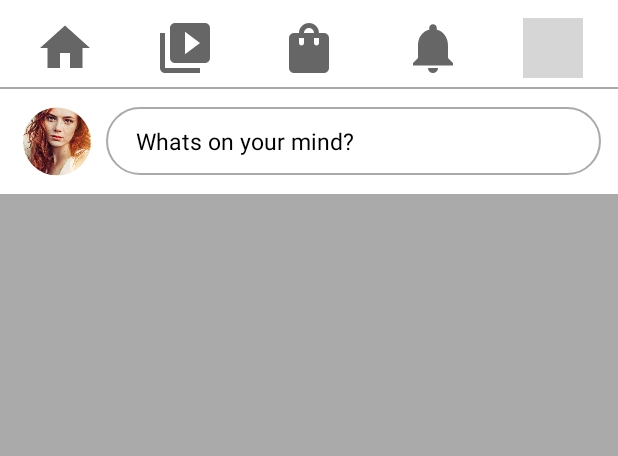
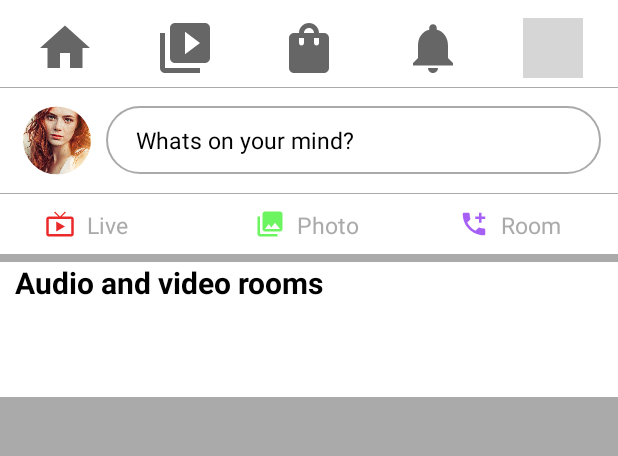
Before and after one commit to quanghanguyen/facebookUI, an Android app: the screen it shows after launch (MainActivity), on a phone screen of 412 x 824 dp, the part 78-534 px from its top. Run offline under Robolectric (Android 15) with nearby library versions, the phone set to English and light mode, and no system bars; our stand-ins replace CircleImageView; 1 statement that could not run was skipped; grey boxes are pictures that could not be loaded.

Commit message:
master-c4-04-03

```diff
--- /dev/null
+++ b/app/src/main/res/drawable/ic_baseline_add_ic_call_24.xml
@@ -0,0 +1,5 @@
+<vector android:height="24dp" android:tint="#A660F5"
+    android:viewportHeight="24" android:viewportWidth="24"
+    android:width="24dp" xmlns:android="http://schemas.android.com/apk/res/android">
+    <path android:fillColor="@android:color/white" android:pathData="M20,15.5c-1.25,0 -2.45,-0.2 -3.57,-0.57 -0.35,-0.11 -0.74,-0.03 -1.02,0.24l-2.2,2.2c-2.83,-1.44 -5.15,-3.75 -6.59,-6.59l2.2,-2.21c0.28,-0.26 0.36,-0.65 0.25,-1C8.7,6.45 8.5,5.25 8.5,4c0,-0.55 -0.45,-1 -1,-1H4c-0.55,0 -1,0.45 -1,1 0,9.39 7.61,17 17,17 0.55,0 1,-0.45 1,-1v-3.5c0,-0.55 -0.45,-1 -1,-1zM21,6h-3V3h-2v3h-3v2h3v3h2V8h3z"/>
+</vector>
--- /dev/null
+++ b/app/src/main/res/drawable/ic_baseline_live_tv_24.xml
@@ -0,0 +1,5 @@
+<vector android:height="24dp" android:tint="#EA2A2A"
+    android:viewportHeight="24" android:viewportWidth="24"
+    android:width="24dp" xmlns:android="http://schemas.android.com/apk/res/android">
+    <path android:fillColor="@android:color/white" android:pathData="M21,6h-7.59l3.29,-3.29L16,2l-4,4 -4,-4 -0.71,0.71L10.59,6L3,6c-1.1,0 -2,0.89 -2,2v12c0,1.1 0.9,2 2,2h18c1.1,0 2,-0.9 2,-2L23,8c0,-1.11 -0.9,-2 -2,-2zM21,20L3,20L3,8h18v12zM9,10v8l7,-4z"/>
+</vector>
--- /dev/null
+++ b/app/src/main/res/drawable/ic_baseline_photo_library_24.xml
@@ -0,0 +1,5 @@
+<vector android:height="24dp" android:tint="#6CF560"
+    android:viewportHeight="24" android:viewportWidth="24"
+    android:width="24dp" xmlns:android="http://schemas.android.com/apk/res/android">
+    <path android:fillColor="@android:color/white" android:pathData="M22,16L22,4c0,-1.1 -0.9,-2 -2,-2L8,2c-1.1,0 -2,0.9 -2,2v12c0,1.1 0.9,2 2,2h12c1.1,0 2,-0.9 2,-2zM11,12l2.03,2.71L16,11l4,5L8,16l3,-4zM2,6v14c0,1.1 0.9,2 2,2h14v-2L4,20L4,6L2,6z"/>
+</vector>
--- a/app/src/main/res/drawable/ic_baseline_shopping_bag_24.xml
+++ b/app/src/main/res/drawable/ic_baseline_shopping_bag_24.xml
@@ -5,6 +5,6 @@
     android:viewportHeight="24"
     android:tint="?attr/colorControlNormal">
   <path
-      android:fillColor="@android:color/black"
+      android:fillColor="@android:color/darker_gray"
       android:pathData="M18,6h-2c0,-2.21 -1.79,-4 -4,-4S8,3.79 8,6H6C4.9,6 4,6.9 4,8v12c0,1.1 0.9,2 2,2h12c1.1,0 2,-0.9 2,-2V8C20,6.9 19.1,6 18,6zM10,10c0,0.55 -0.45,1 -1,1s-1,-0.45 -1,-1V8h2V10zM12,4c1.1,0 2,0.9 2,2h-4C10,4.9 10.9,4 12,4zM16,10c0,0.55 -0.45,1 -1,1s-1,-0.45 -1,-1V8h2V10z"/>
 </vector>
--- a/app/src/main/res/layout/activity_main.xml
+++ b/app/src/main/res/layout/activity_main.xml
@@ -107,16 +107,14 @@
 
         </RelativeLayout>
 
-
-
-
     </RelativeLayout>
 
     <RelativeLayout
+        android:id="@+id/rlStatus"
         android:layout_width="match_parent"
         android:layout_height="70dp"
         android:layout_below="@+id/rlTitle"
-        android:layout_marginTop="1dp"
+        android:layout_marginTop="0.5dp"
         android:background="@color/white">
 
         <de.hdodenhof.circleimageview.CircleImageView
@@ -147,6 +145,145 @@
 
     </RelativeLayout>
 
+    <RelativeLayout
+        android:id="@+id/rlOption"
+        android:layout_width="match_parent"
+        android:layout_height="40dp"
+        android:layout_below="@+id/rlStatus"
+        android:layout_marginTop="0.5dp"
+        android:background="@color/white">
+
+        <RelativeLayout
+            android:id="@+id/rlLive"
+            android:layout_width="140dp"
+            android:layout_height="match_parent">
+
+            <RelativeLayout
+                android:layout_width="80dp"
+                android:layout_height="20dp"
+                android:layout_centerInParent="true">
+
+                <ImageView
+                    android:id="@+id/ivLive"
+                    android:layout_width="20dp"
+                    android:layout_height="match_parent"
+                    android:src="@drawable/ic_baseline_live_tv_24" />
+
+                <TextView
+                    android:layout_width="wrap_content"
+                    android:layout_height="wrap_content"
+                    android:layout_centerVertical="true"
+                    android:layout_marginStart="8dp"
+                    android:layout_toRightOf="@+id/ivLive"
+                    android:text="@string/live"
+                    android:textColor="@android:color/darker_gray"
+                    android:textSize="15dp" />
+
+
+            </RelativeLayout>
+
+
+        </RelativeLayout>
+
+        <RelativeLayout
+            android:id="@+id/rlPhoto"
+            android:layout_width="140dp"
+            android:layout_height="match_parent"
+            android:layout_toRightOf="@+id/rlLive"
+            >
+
+            <RelativeLayout
+                android:layout_width="80dp"
+                android:layout_height="20dp"
+                android:layout_centerInParent="true">
+
+                <ImageView
+                    android:id="@+id/ivPhoto"
+                    android:layout_width="20dp"
+                    android:layout_height="match_parent"
+                    android:src="@drawable/ic_baseline_photo_library_24" />
+
+                <TextView
+                    android:layout_width="wrap_content"
+                    android:layout_height="wrap_content"
+                    android:layout_centerVertical="true"
+                    android:layout_marginStart="8dp"
+                    android:layout_toRightOf="@+id/ivPhoto"
+                    android:text="@string/photo"
+                    android:textColor="@android:color/darker_gray"
+                    android:textSize="15dp" />
+
+            </RelativeLayout>
+
+
+        </RelativeLayout>
+
+        <RelativeLayout
+            android:layout_width="140dp"
+            android:layout_height="match_parent"
+            android:layout_toRightOf="@+id/rlPhoto">
+
+            <RelativeLayout
+                android:layout_width="80dp"
+                android:layout_height="20dp"
+                android:layout_centerInParent="true">
+
+                <ImageView
+                    android:id="@+id/ivRoom"
+                    android:layout_width="20dp"
+                    android:layout_height="match_parent"
+                    android:src="@drawable/ic_baseline_add_ic_call_24" />
+
+                <TextView
+                    android:layout_width="wrap_content"
+                    android:layout_height="wrap_content"
+                    android:layout_centerVertical="true"
+                    android:layout_marginStart="8dp"
+                    android:layout_toRightOf="@+id/ivRoom"
+                    android:text="@string/room"
+                    android:textColor="@android:color/darker_gray"
+                    android:textSize="15dp" />
+
+            </RelativeLayout>
+
+        </RelativeLayout>
+
+    </RelativeLayout>
+
+    <RelativeLayout
+        android:id="@+id/rlContact"
+        android:layout_width="match_parent"
+        android:layout_height="90dp"
+        android:layout_below="@+id/rlOption"
+        android:background="@color/white"
+        android:layout_marginTop="5dp"
+        >
+
+        <RelativeLayout
+            android:layout_width="match_parent"
+            android:layout_height="40dp">
+
+            <TextView
+                android:layout_width="match_parent"
+                android:layout_height="match_parent"
+                android:layout_marginStart="10dp"
+                android:text="@string/audioVSvideo"
+                android:textColor="@color/black"
+                android:textSize="20dp"
+                android:textStyle="bold" />
+
+
+        </RelativeLayout>
+
+
+
+
+
+
+
+    </RelativeLayout>
+
+
 
 
 
--- a/app/src/main/res/values/strings.xml
+++ b/app/src/main/res/values/strings.xml
@@ -2,4 +2,9 @@
     <string name="app_name">Facebook UI</string>
 
     <string name="think"> Whats on your mind? </string>
+    <string name="live">Live</string>
+    <string name="photo">Photo</string>
+    <string name="room">Room</string>
+
+    <string name="audioVSvideo">Audio and video rooms</string>
 </resources>
```
